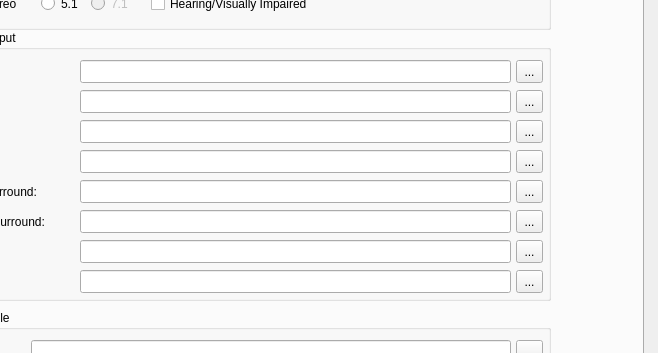
The window that gui/forms/mainwindow.ui (mamay/OpenDCP) describes before a commit, drawn with Qt 5; both pictures show x 142 to 800 and y 237 to 590 of the 800 by 872 pixel window.
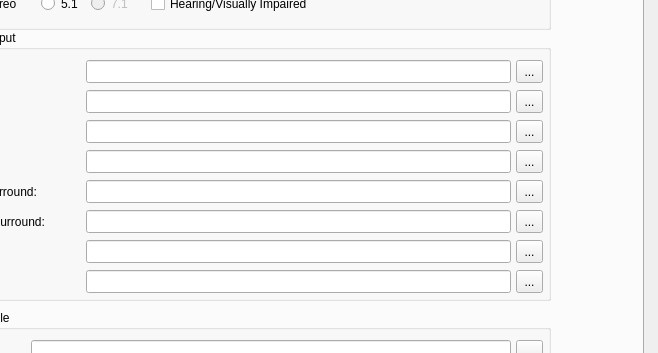
The same window after the commit. The open tabs and pages were chosen to show the change. Icons and pictures are not drawn.

What changed in the file:
```diff
--- a/gui/forms/mainwindow.ui
+++ b/gui/forms/mainwindow.ui
@@ -1555,9 +1555,9 @@
             <widget class="QLineEdit" name="aLeftEdit">
              <property name="geometry">
               <rect>
-               <x>129</x>
+               <x>135</x>
                <y>30</y>
-               <width>431</width>
+               <width>425</width>
                <height>23</height>
               </rect>
              </property>
@@ -1597,9 +1597,9 @@
             <widget class="QLineEdit" name="aSubEdit">
              <property name="geometry">
               <rect>
-               <x>129</x>
+               <x>135</x>
                <y>120</y>
-               <width>431</width>
+               <width>425</width>
                <height>23</height>
               </rect>
              </property>
@@ -1632,9 +1632,9 @@
             <widget class="QLineEdit" name="aRightEdit">
              <property name="geometry">
               <rect>
-               <x>129</x>
+               <x>135</x>
                <y>60</y>
-               <width>431</width>
+               <width>425</width>
                <height>23</height>
               </rect>
              </property>
@@ -1661,9 +1661,9 @@
             <widget class="QLineEdit" name="aCenterEdit">
              <property name="geometry">
               <rect>
-               <x>129</x>
+               <x>135</x>
                <y>90</y>
-               <width>431</width>
+               <width>425</width>
                <height>23</height>
               </rect>
              </property>
@@ -1677,9 +1677,9 @@
             <widget class="QLineEdit" name="aLeftSEdit">
              <property name="geometry">
               <rect>
-               <x>129</x>
+               <x>135</x>
                <y>150</y>
-               <width>431</width>
+               <width>425</width>
                <height>23</height>
               </rect>
              </property>
@@ -1693,9 +1693,9 @@
             <widget class="QLineEdit" name="aRightSEdit">
              <property name="geometry">
               <rect>
-               <x>129</x>
+               <x>135</x>
                <y>180</y>
-               <width>431</width>
+               <width>425</width>
                <height>23</height>
               </rect>
              </property>
@@ -1836,9 +1836,9 @@
             <widget class="QLineEdit" name="aVIEdit">
              <property name="geometry">
               <rect>
-               <x>129</x>
+               <x>135</x>
                <y>240</y>
-               <width>431</width>
+               <width>425</width>
                <height>23</height>
               </rect>
              </property>
@@ -1903,9 +1903,9 @@
             <widget class="QLineEdit" name="aHIEdit">
              <property name="geometry">
               <rect>
-               <x>129</x>
+               <x>135</x>
                <y>210</y>
-               <width>431</width>
+               <width>425</width>
                <height>23</height>
               </rect>
              </property>
```
Left out of the diff: 65 changed lines with no effect on the pictures.
